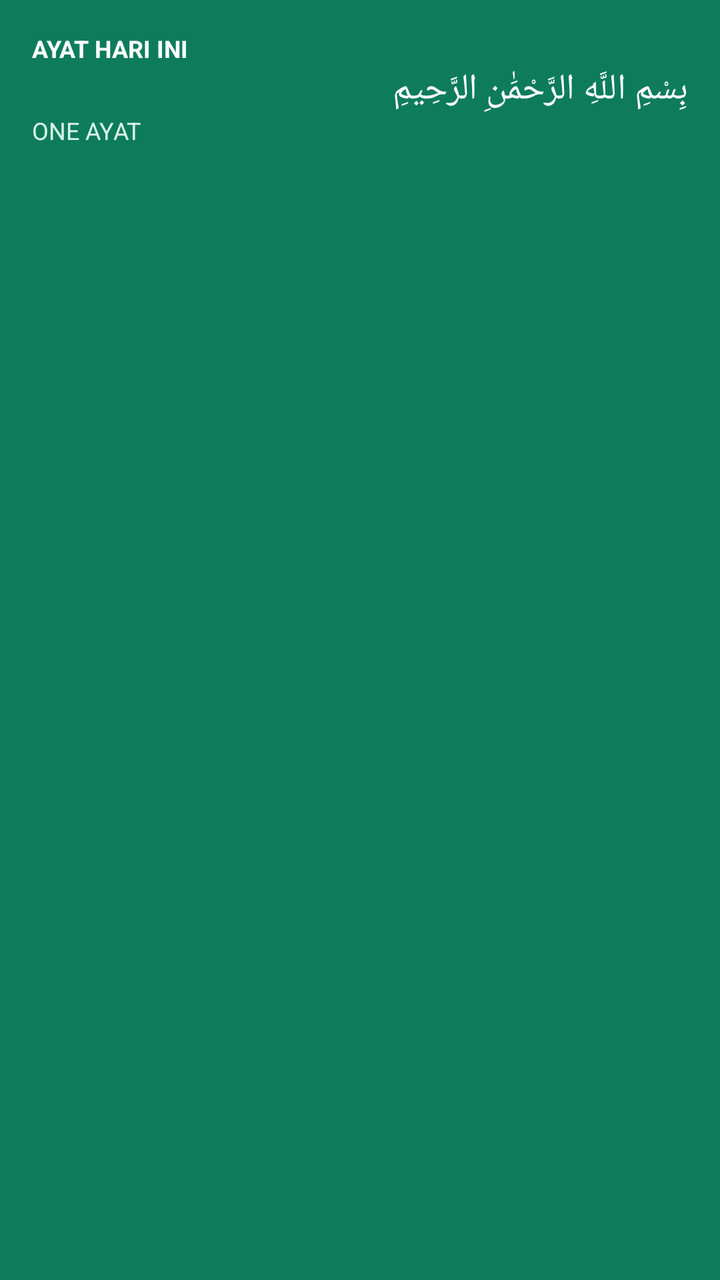
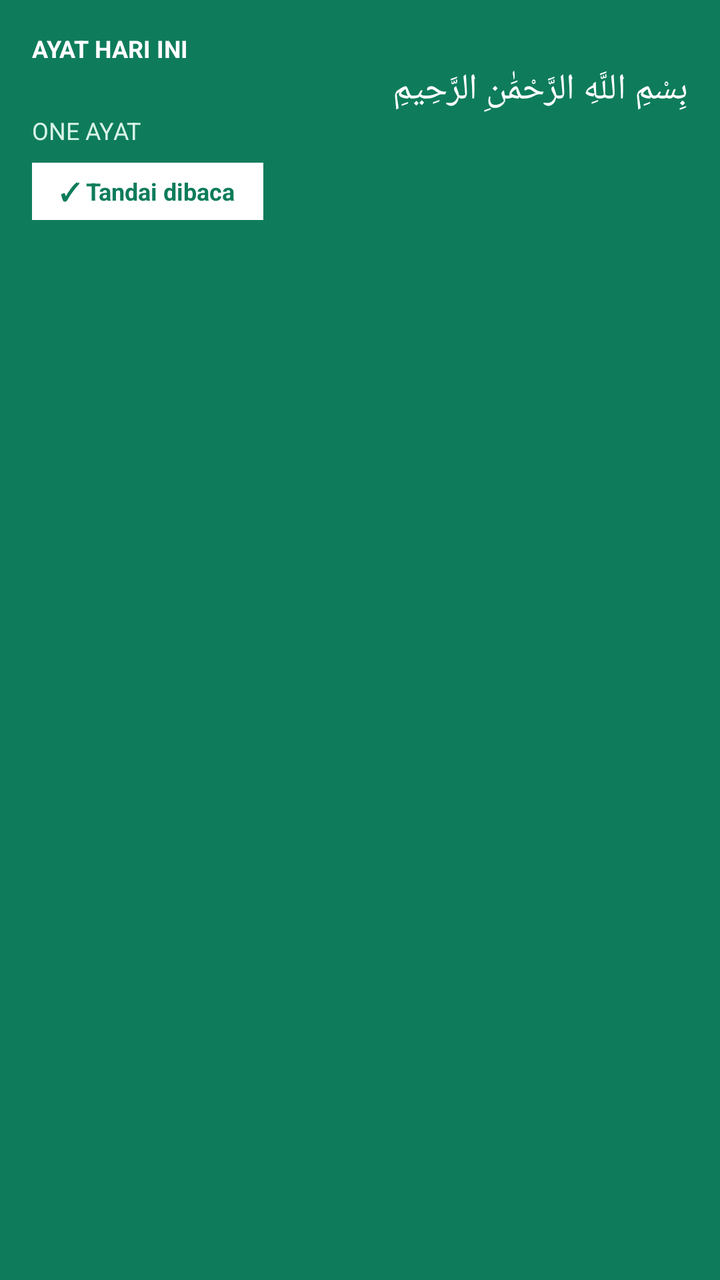

Before-and-after screenshots of an Android layout around one commit, followed by the original layout XML and the change that was made.
<!-- AndroidManifest.xml: fallback theme Theme.MaterialComponents.DayNight.NoActionBar -->
<!-- res/layout/oneayat_widget.xml -->
<?xml version="1.0" encoding="utf-8"?>
<LinearLayout xmlns:android="http://schemas.android.com/apk/res/android"
    android:orientation="vertical"
    android:layout_width="match_parent"
    android:layout_height="match_parent"
    android:padding="16dp"
    android:background="#0E7C5B">
    <TextView
        android:layout_width="match_parent"
        android:layout_height="wrap_content"
        android:text="AYAT HARI INI"
        android:textColor="#FFFFFF"
        android:textSize="12sp"
        android:textStyle="bold" />
    <TextView
        android:id="@+id/ayat_arabic"
        android:layout_width="match_parent"
        android:layout_height="wrap_content"
        android:text="بِسْمِ اللَّهِ الرَّحْمَٰنِ الرَّحِيمِ"
        android:textColor="#FFFFFF"
        android:textSize="18sp"
        android:maxLines="3" />
    <TextView
        android:id="@+id/ayat_ref"
        android:layout_width="match_parent"
        android:layout_height="wrap_content"
        android:text="ONE AYAT"
        android:textColor="#D8F3E7"
        android:textSize="12sp" />
</LinearLayout>
<!-- resources referenced by this layout -->
<resources>

</resources>

<!-- the commit's change to res/layout/oneayat_widget.xml (unified diff, before → after) -->
@@ -1,5 +1,6 @@
 <?xml version="1.0" encoding="utf-8"?>
 <LinearLayout xmlns:android="http://schemas.android.com/apk/res/android"
+    android:id="@+id/widget_root"
     android:orientation="vertical"
     android:layout_width="match_parent"
     android:layout_height="match_parent"
@@ -27,4 +28,18 @@
         android:text="ONE AYAT"
         android:textColor="#D8F3E7"
         android:textSize="12sp" />
+    <TextView
+        android:id="@+id/widget_mark"
+        android:layout_width="wrap_content"
+        android:layout_height="wrap_content"
+        android:layout_marginTop="8dp"
+        android:paddingLeft="14dp"
+        android:paddingRight="14dp"
+        android:paddingTop="6dp"
+        android:paddingBottom="6dp"
+        android:background="#FFFFFF"
+        android:text="✓ Tandai dibaca"
+        android:textColor="#0E7C5B"
+        android:textSize="12sp"
+        android:textStyle="bold" />
 </LinearLayout>
